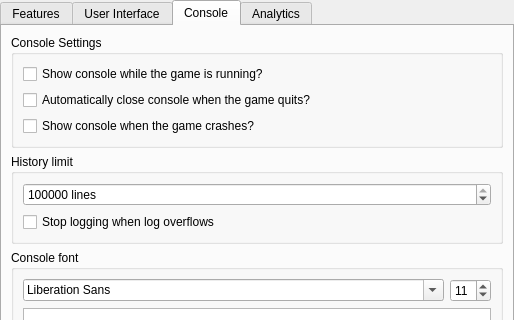
Qt form launcher/ui/pages/global/LauncherPage.ui (MultiMC/Launcher) before a commit; both pictures show x 0 to 514 and y 0 to 320 of the 514 by 629 pixel window.
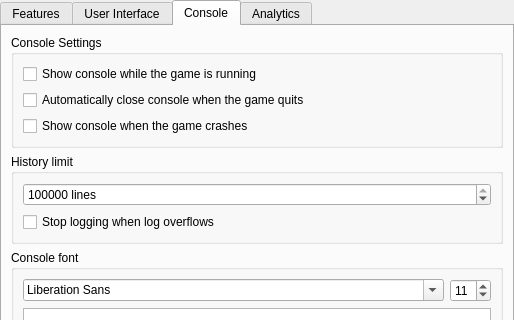
The same form after that commit. The open tabs and pages were chosen to show the change.

What changed in the file:
```diff
--- a/launcher/ui/pages/global/LauncherPage.ui
+++ b/launcher/ui/pages/global/LauncherPage.ui
@@ -364,21 +364,21 @@
           <item>
            <widget class="QCheckBox" name="showConsoleCheck">
             <property name="text">
-             <string>Show console while the game is running?</string>
+             <string>Show console while the game is running</string>
             </property>
            </widget>
           </item>
           <item>
            <widget class="QCheckBox" name="autoCloseConsoleCheck">
             <property name="text">
-             <string>Automatically close console when the game quits?</string>
+             <string>Automatically close console when the game quits</string>
             </property>
            </widget>
           </item>
           <item>
            <widget class="QCheckBox" name="showConsoleErrorCheck">
             <property name="text">
-             <string>Show console when the game crashes?</string>
+             <string>Show console when the game crashes</string>
             </property>
            </widget>
           </item>
```
Left out of the diff: 2 changed lines with no effect on the pictures.
